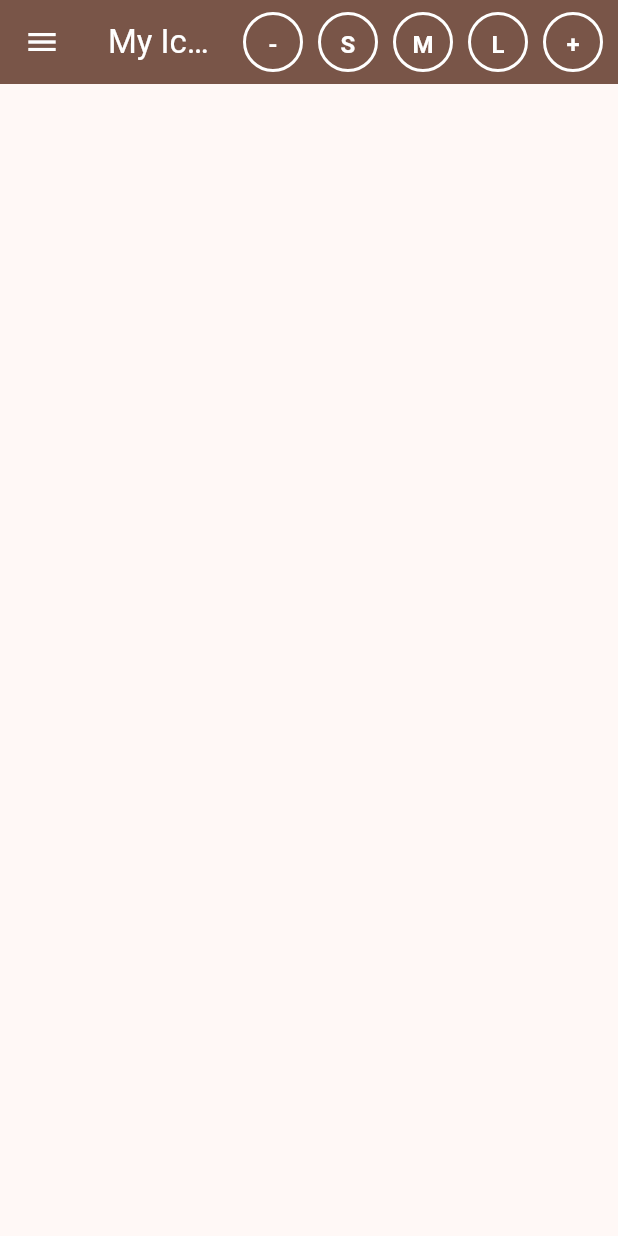
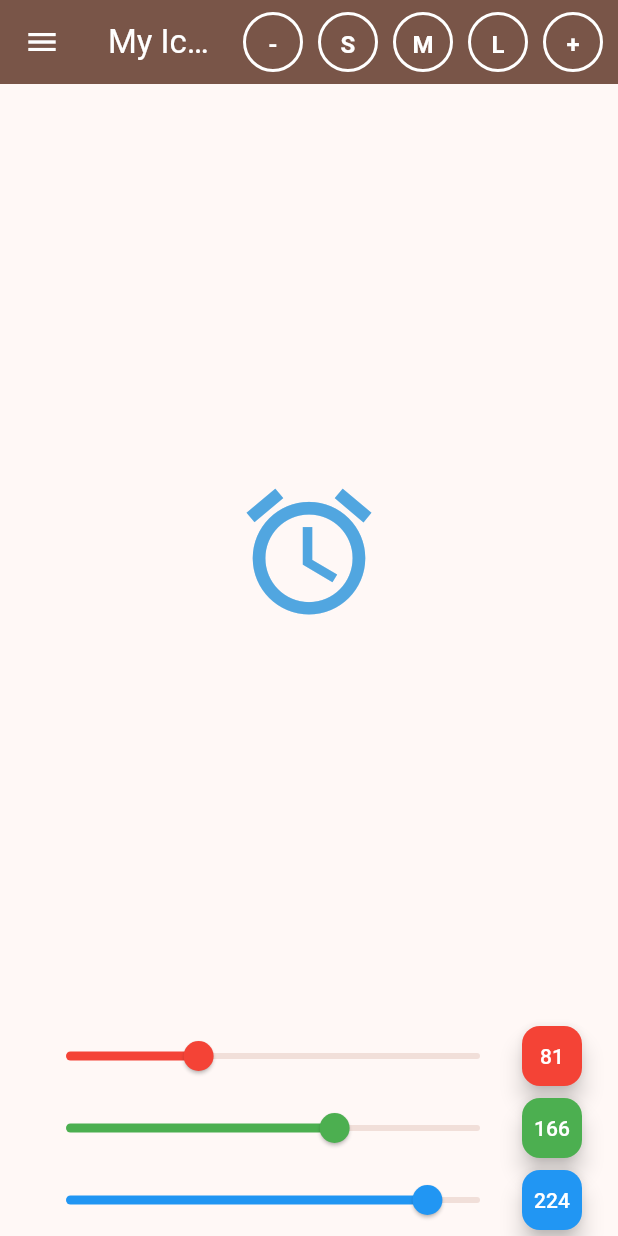
Before and after one commit to SahandMohammed/exercise_2, a Flutter app: the screen it shows after launch, on a phone screen of 412 x 824 dp. Run offline on Flutter 3.47's test engine with Material 3 defaults, Android fonts, the phone set to English and light mode, and no system bars.

Commit message:
Papula Driver, Sahand Coder: Implemented ColorSlider and Floating Action Buttons

```diff
--- a/lib/screens/home.dart
+++ b/lib/screens/home.dart
@@ -1,6 +1,7 @@
 import 'package:flutter/material.dart';
 import 'package:exercise_2/widgets/drawer_settings.dart';
 import 'package:exercise_2/widgets/action_button.dart';
+import 'package:exercise_2/widgets/color_slider.dart';
 
 class Home extends StatefulWidget {
   const Home({super.key});
@@ -67,6 +68,75 @@ class _HomeState extends State<Home> {
               ]
             : null,
       ),
+      body: Column(
+        children: [
+          const Spacer(),
+          Center(
+            child: Icon(
+              Icons.alarm,
+              size: _iconSize,
+              color: Color.fromRGBO(
+                  _red.toInt(), _green.toInt(), _blue.toInt(), 1),
+            ),
+          ),
+          const Spacer(),
+          Container(
+            padding: const EdgeInsets.symmetric(horizontal: 20),
+            child: Column(
+              children: [
+                ColorSlider(
+                  label: 'Red',
+                  value: _red,
+                  color: Colors.red,
+                  onChanged: (value) => setState(() {
+                    _red = value;
+                  }),
+                  allowChangeColor: allowChangeColor,
+                  onButtonPressed: () {
+                    setState(() {
+                      _red = 255;
+                      _green = 0;
+                      _blue = 0;
+                    });
+                  },
+                ),
+                ColorSlider(
+                  label: 'Green',
+                  value: _green,
+                  color: Colors.green,
+                  onChanged: (value) => setState(() {
+                    _green = value;
+                  }),
+                  allowChangeColor: allowChangeColor,
+                  onButtonPressed: () {
+                    setState(() {
+                      _red = 0;
+                      _green = 255;
+                      _blue = 0;
+                    });
+                  },
+                ),
+                ColorSlider(
+                  label: 'Blue',
+                  value: _blue,
+                  color: Colors.blue,
+                  onChanged: (value) => setState(() {
+                    _blue = value;
+                  }),
+                  allowChangeColor: allowChangeColor,
+                  onButtonPressed: () {
+                    setState(() {
+                      _red = 0;
+                      _green = 0;
+                      _blue = 255;
+                    });
+                  },
+                ),
+              ],
+            ),
+          ),
+        ],
+      ),
     );
   }
 }
--- /dev/null
+++ b/lib/widgets/color_slider.dart
@@ -0,0 +1,57 @@
+import 'package:flutter/material.dart';
+
+class ColorSlider extends StatelessWidget {
+  final String label;
+  final double value;
+  final Color color;
+  final ValueChanged<double> onChanged;
+  final bool allowChangeColor;
+  final VoidCallback onButtonPressed;
+
+  const ColorSlider(
+      {super.key,
+      required this.label,
+      required this.value,
+      required this.color,
+      required this.onChanged,
+      required this.allowChangeColor,
+      required this.onButtonPressed});
+
+  @override
+  Widget build(BuildContext context) {
+    return Row(
+      children: [
+        Expanded(
+          child: Slider(
+            value: value,
+            min: 0,
+            max: 255,
+            divisions: 255,
+            label: '${value.toInt()}',
+            activeColor: color,
+            onChanged: onChanged,
+          ),
+        ),
+        if (allowChangeColor)
+          FloatingActionButton(
+            backgroundColor: color,
+            onPressed: onButtonPressed,
+            mini: true,
+            child: Text(
+              value.toInt().toString(),
+              style: const TextStyle(color: Colors.white),
+            ),
+          )
+        else
+          Text(
+            '${value.toInt()}',
+            style: TextStyle(
+              fontSize: 16,
+              fontWeight: FontWeight.bold,
+              color: color,
+            ),
+          )
+      ],
+    );
+  }
+}
```
